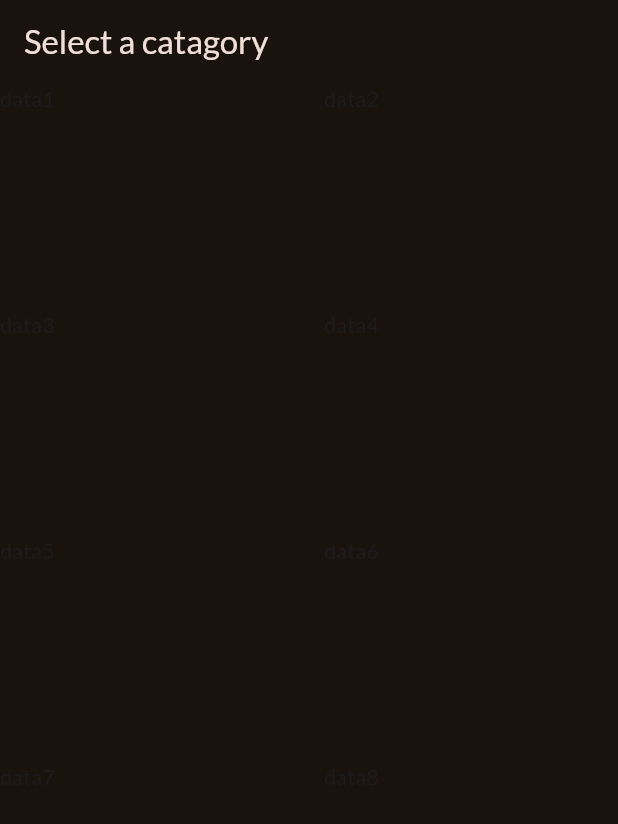
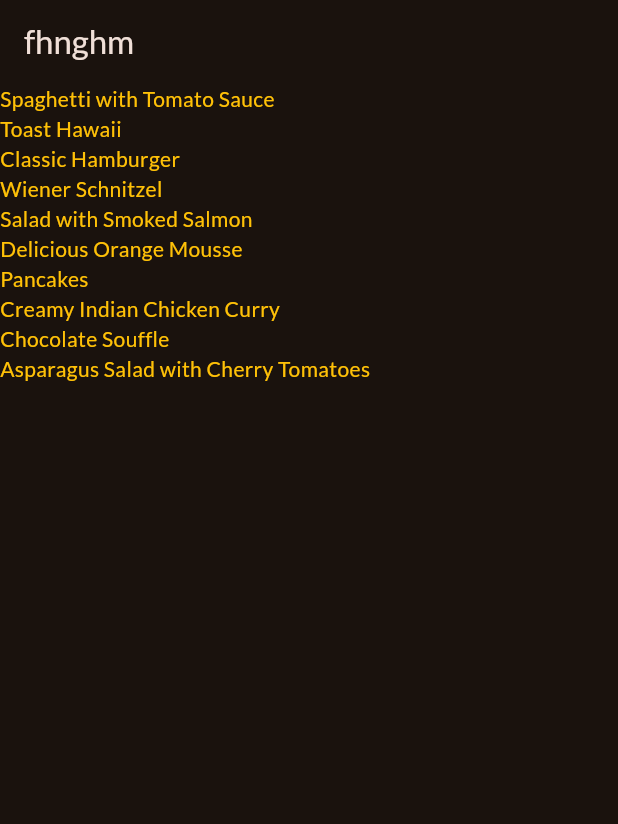
Before and after one commit to hadiseh39/meals-app, a Flutter app: the screen it shows after launch, on a phone screen of 412 x 824 dp. Shown: the top 824 px of the screen. Run offline on Flutter 3.47's test engine with Material 3 defaults, Android fonts, the phone set to English and light mode, and no system bars; our stand-ins replace google_fonts.

Commit message:
Initial commit

```diff
--- /dev/null
+++ b/lib/data/dummy_data.dart
@@ -0,0 +1,409 @@
+import 'package:flutter/material.dart';
+
+import 'package:meals/models/category.dart';
+import 'package:meals/models/meal.dart';
+
+// Constants in Dart should be written in lowerCamelcase.
+const availableCategories = [
+  Category(
+    id: 'c1',
+    title: 'Italian',
+    color: Colors.purple,
+  ),
+  Category(
+    id: 'c2',
+    title: 'Quick & Easy',
+    color: Colors.red,
+  ),
+  Category(
+    id: 'c3',
+    title: 'Hamburgers',
+    color: Colors.orange,
+  ),
+  Category(
+    id: 'c4',
+    title: 'German',
+    color: Colors.green,
+  ),
+  Category(
+    id: 'c5',
+    title: 'Light & Lovely',
+    color: Colors.blue,
+  ),
+  Category(
+    id: 'c6',
+    title: 'Exotic',
+    color: Colors.amber,
+  ),
+  Category(
+    id: 'c7',
+    title: 'Breakfast',
+    color: Colors.pink,
+  ),
+  Category(
+    id: 'c8',
+    title: 'Asian',
+    color: Colors.lightGreen,
+  ),
+  Category(
+    id: 'c9',
+    title: 'French',
+    color: Colors.teal,
+  ),
+  Category(
+    id: 'c10',
+    title: 'Summer',
+    color: Colors.lightBlue,
+  ),
+];
+
+const dummyMeals = [
+  Meal(
+    id: 'm1',
+    categories: [
+      'c1',
+      'c2',
+    ],
+    title: 'Spaghetti with Tomato Sauce',
+    affordability: Affordability.affordable,
+    complexity: Complexity.simple,
+    imageUrl:
+        'https://upload.wikimedia.org/wikipedia/commons/thumb/2/20/Spaghetti_Bolognese_mit_Parmesan_oder_Grana_Padano.jpg/800px-Spaghetti_Bolognese_mit_Parmesan_oder_Grana_Padano.jpg',
+    duration: 20,
+    ingredients: [
+      '4 Tomatoes',
+      '1 Tablespoon of Olive Oil',
+      '1 Onion',
+      '250g Spaghetti',
+      'Spices',
+      'Cheese (optional)'
+    ],
+    steps: [
+      'Cut the tomatoes and the onion into small pieces.',
+      'Boil some water - add salt to it once it boils.',
+      'Put the spaghetti into the boiling water - they should be done in about 10 to 12 minutes.',
+      'In the meantime, heaten up some olive oil and add the cut onion.',
+      'After 2 minutes, add the tomato pieces, salt, pepper and your other spices.',
+      'The sauce will be done once the spaghetti are.',
+      'Feel free to add some cheese on top of the finished dish.'
+    ],
+    isGlutenFree: false,
+    isVegan: true,
+    isVegetarian: true,
+    isLactoseFree: true,
+  ),
+  Meal(
+    id: 'm2',
+    categories: [
+      'c2',
+    ],
+    title: 'Toast Hawaii',
+    affordability: Affordability.affordable,
+    complexity: Complexity.simple,
+    imageUrl:
+        'https://cdn.pixabay.com/photo/2018/07/11/21/51/toast-3532016_1280.jpg',
+    duration: 10,
+    ingredients: [
+      '1 Slice White Bread',
+      '1 Slice Ham',
+      '1 Slice Pineapple',
+      '1-2 Slices of Cheese',
+      'Butter'
+    ],
+    steps: [
+      'Butter one side of the white bread',
+      'Layer ham, the pineapple and cheese on the white bread',
+      'Bake the toast for round about 10 minutes in the oven at 200°C'
+    ],
+    isGlutenFree: false,
+    isVegan: false,
+    isVegetarian: false,
+    isLactoseFree: false,
+  ),
+  Meal(
+    id: 'm3',
+    categories: [
+      'c2',
+      'c3',
+    ],
+    title: 'Classic Hamburger',
+    affordability: Affordability.pricey,
+    complexity: Complexity.simple,
+    imageUrl:
+        'https://cdn.pixabay.com/photo/2014/10/23/18/05/burger-500054_1280.jpg',
+    duration: 45,
+    ingredients: [
+      '300g Cattle Hack',
+      '1 Tomato',
+      '1 Cucumber',
+      '1 Onion',
+      'Ketchup',
+      '2 Burger Buns'
+    ],
+    steps: [
+      'Form 2 patties',
+      'Fry the patties for c. 4 minutes on each side',
+      'Quickly fry the buns for c. 1 minute on each side',
+      'Bruch buns with ketchup',
+      'Serve burger with tomato, cucumber and onion'
+    ],
+    isGlutenFree: false,
+    isVegan: false,
+    isVegetarian: false,
+    isLactoseFree: true,
+  ),
+  Meal(
+    id: 'm4',
+    categories: [
+      'c4',
+    ],
+    title: 'Wiener Schnitzel',
+    affordability: Affordability.luxurious,
+    complexity: Complexity.challenging,
+    imageUrl:
+        'https://cdn.pixabay.com/photo/2018/03/31/19/29/schnitzel-3279045_1280.jpg',
+    duration: 60,
+    ingredients: [
+      '8 Veal Cutlets',
+      '4 Eggs',
+      '200g Bread Crumbs',
+      '100g Flour',
+      '300ml Butter',
+      '100g Vegetable Oil',
+      'Salt',
+      'Lemon Slices'
+    ],
+    steps: [
+      'Tenderize the veal to about 2–4mm, and salt on both sides.',
+      'On a flat plate, stir the eggs briefly with a fork.',
+      'Lightly coat the cutlets in flour then dip into the egg, and finally, coat in breadcrumbs.',
+      'Heat the butter and oil in a large pan (allow the fat to get very hot) and fry the schnitzels until golden brown on both sides.',
+      'Make sure to toss the pan regularly so that the schnitzels are surrounded by oil and the crumbing becomes ‘fluffy’.',
+      'Remove, and drain on kitchen paper. Fry the parsley in the remaining oil and drain.',
+      'Place the schnitzels on awarmed plate and serve garnishedwith parsley and slices of lemon.'
+    ],
+    isGlutenFree: false,
+    isVegan: false,
+    isVegetarian: false,
+    isLactoseFree: false,
+  ),
+  Meal(
+    id: 'm5',
+    categories: [
+      'c2'
+          'c5',
+      'c10',
+    ],
+    title: 'Salad with Smoked Salmon',
+    affordability: Affordability.luxurious,
+    complexity: Complexity.simple,
+    imageUrl:
+        'https://cdn.pixabay.com/photo/2016/10/25/13/29/smoked-salmon-salad-1768890_1280.jpg',
+    duration: 15,
+    ingredients: [
+      'Arugula',
+      'Lamb\'s Lettuce',
+      'Parsley',
+      'Fennel',
+      '200g Smoked Salmon',
+      'Mustard',
+      'Balsamic Vinegar',
+      'Olive Oil',
+      'Salt and Pepper'
+    ],
+    steps: [
+      'Wash and cut salad and herbs',
+      'Dice the salmon',
+      'Process mustard, vinegar and olive oil into a dessing',
+      'Prepare the salad',
+      'Add salmon cubes and dressing'
+    ],
+    isGlutenFree: true,
+    isVegan: false,
+    isVegetarian: true,
+    isLactoseFree: true,
+  ),
+  Meal(
+    id: 'm6',
+    categories: [
+      'c6',
+      'c10',
+    ],
+    title: 'Delicious Orange Mousse',
+    affordability: Affordability.affordable,
+    complexity: Complexity.hard,
+    imageUrl:
+        'https://cdn.pixabay.com/photo/2017/05/01/05/18/pastry-2274750_1280.jpg',
+    duration: 240,
+    ingredients: [
+      '4 Sheets of Gelatine',
+      '150ml Orange Juice',
+      '80g Sugar',
+      '300g Yoghurt',
+      '200g Cream',
+      'Orange Peel',
+    ],
+    steps: [
+      'Dissolve gelatine in pot',
+      'Add orange juice and sugar',
+      'Take pot off the stove',
+      'Add 2 tablespoons of yoghurt',
+      'Stir gelatin under remaining yoghurt',
+      'Cool everything down in the refrigerator',
+      'Whip the cream and lift it under die orange mass',
+      'Cool down again for at least 4 hours',
+      'Serve with orange peel',
+    ],
+    isGlutenFree: true,
+    isVegan: false,
+    isVegetarian: true,
+    isLactoseFree: false,
+  ),
+  Meal(
+    id: 'm7',
+    categories: [
+      'c7',
+    ],
+    title: 'Pancakes',
+    affordability: Affordability.affordable,
+    complexity: Complexity.simple,
+    imageUrl:
+        'https://cdn.pixabay.com/photo/2018/07/10/21/23/pancake-3529653_1280.jpg',
+    duration: 20,
+    ingredients: [
+      '1 1/2 Cups all-purpose Flour',
+      '3 1/2 Teaspoons Baking Powder',
+      '1 Teaspoon Salt',
+      '1 Tablespoon White Sugar',
+      '1 1/4 cups Milk',
+      '1 Egg',
+      '3 Tablespoons Butter, melted',
+    ],
+    steps: [
+      'In a large bowl, sift together the flour, baking powder, salt and sugar.',
+      'Make a well in the center and pour in the milk, egg and melted butter; mix until smooth.',
+      'Heat a lightly oiled griddle or frying pan over medium high heat.',
+      'Pour or scoop the batter onto the griddle, using approximately 1/4 cup for each pancake. Brown on both sides and serve hot.'
+    ],
+    isGlutenFree: true,
+    isVegan: false,
+    isVegetarian: true,
+    isLactoseFree: false,
+  ),
+  Meal(
+    id: 'm8',
+    categories: [
+      'c8',
+    ],
+    title: 'Creamy Indian Chicken Curry',
+    affordability: Affordability.pricey,
+    complexity: Complexity.challenging,
+    imageUrl:
+        'https://cdn.pixabay.com/photo/2018/06/18/16/05/indian-food-3482749_1280.jpg',
+    duration: 35,
+    ingredients: [
+      '4 Chicken Breasts',
+      '1 Onion',
+      '2 Cloves of Garlic',
+      '1 Piece of Ginger',
+      '4 Tablespoons Almonds',
+      '1 Teaspoon Cayenne Pepper',
+      '500ml Coconut Milk',
+    ],
+    steps: [
+      'Slice and fry the chicken breast',
+      'Process onion, garlic and ginger into paste and sauté everything',
+      'Add spices and stir fry',
+      'Add chicken breast + 250ml of water and cook everything for 10 minutes',
+      'Add coconut milk',
+      'Serve with rice'
+    ],
+    isGlutenFree: true,
+    isVegan: false,
+    isVegetarian: false,
+    isLactoseFree: true,
+  ),
+  Meal(
+    id: 'm9',
+    categories: [
+      'c9',
+    ],
+    title: 'Chocolate Souffle',
+    affordability: Affordability.affordable,
+    complexity: Complexity.hard,
+    imageUrl:
+        'https://cdn.pixabay.com/photo/2014/08/07/21/07/souffle-412785_1280.jpg',
+    duration: 45,
+    ingredients: [
+      '1 Teaspoon melted Butter',
+      '2 Tablespoons white Sugar',
+      '2 Ounces 70% dark Chocolate, broken into pieces',
+      '1 Tablespoon Butter',
+      '1 Tablespoon all-purpose Flour',
+      '4 1/3 tablespoons cold Milk',
+      '1 Pinch Salt',
+      '1 Pinch Cayenne Pepper',
+      '1 Large Egg Yolk',
+      '2 Large Egg Whites',
+      '1 Pinch Cream of Tartar',
+      '1 Tablespoon white Sugar',
+    ],
+    steps: [
+      'Preheat oven to 190°C. Line a rimmed baking sheet with parchment paper.',
+      'Brush bottom and sides of 2 ramekins lightly with 1 teaspoon melted butter; cover bottom and sides right up to the rim.',
+      'Add 1 tablespoon white sugar to ramekins. Rotate ramekins until sugar coats all surfaces.',
+      'Place chocolate pieces in a metal mixing bowl.',
+      'Place bowl over a pan of about 3 cups hot water over low heat.',
+      'Melt 1 tablespoon butter in a skillet over medium heat. Sprinkle in flour. Whisk until flour is incorporated into butter and mixture thickens.',
+      'Whisk in cold milk until mixture becomes smooth and thickens. Transfer mixture to bowl with melted chocolate.',
+      'Add salt and cayenne pepper. Mix together thoroughly. Add egg yolk and mix to combine.',
+      'Leave bowl above the hot (not simmering) water to keep chocolate warm while you whip the egg whites.',
+      'Place 2 egg whites in a mixing bowl; add cream of tartar. Whisk until mixture begins to thicken and a drizzle from the whisk stays on the surface about 1 second before disappearing into the mix.',
+      'Add 1/3 of sugar and whisk in. Whisk in a bit more sugar about 15 seconds.',
+      'whisk in the rest of the sugar. Continue whisking until mixture is about as thick as shaving cream and holds soft peaks, 3 to 5 minutes.',
+      'Transfer a little less than half of egg whites to chocolate.',
+      'Mix until egg whites are thoroughly incorporated into the chocolate.',
+      'Add the rest of the egg whites; gently fold into the chocolate with a spatula, lifting from the bottom and folding over.',
+      'Stop mixing after the egg white disappears. Divide mixture between 2 prepared ramekins. Place ramekins on prepared baking sheet.',
+      'Bake in preheated oven until scuffles are puffed and have risen above the top of the rims, 12 to 15 minutes.',
+    ],
+    isGlutenFree: true,
+    isVegan: false,
+    isVegetarian: true,
+    isLactoseFree: false,
+  ),
+  Meal(
+    id: 'm10',
+    categories: [
+      'c2',
+      'c5',
+      'c10',
+    ],
+    title: 'Asparagus Salad with Cherry Tomatoes',
+    affordability: Affordability.luxurious,
+    complexity: Complexity.simple,
+    imageUrl:
+        'https://cdn.pixabay.com/photo/2018/04/09/18/26/asparagus-3304997_1280.jpg',
+    duration: 30,
+    ingredients: [
+      'White and Green Asparagus',
+      '30g Pine Nuts',
+      '300g Cherry Tomatoes',
+      'Salad',
+      'Salt, Pepper and Olive Oil'
+    ],
+    steps: [
+      'Wash, peel and cut the asparagus',
+      'Cook in salted water',
+      'Salt and pepper the asparagus',
+      'Roast the pine nuts',
+      'Halve the tomatoes',
+      'Mix with asparagus, salad and dressing',
+      'Serve with Baguette'
+    ],
+    isGlutenFree: true,
+    isVegan: true,
+    isVegetarian: true,
+    isLactoseFree: true,
+  ),
+];
--- a/lib/main.dart
+++ b/lib/main.dart
@@ -1,7 +1,9 @@
 import 'package:flutter/material.dart';
 
 import 'package:google_fonts/google_fonts.dart';
-import 'package:meals/categories.dart';
+import 'package:meals/data/dummy_data.dart';
+import 'package:meals/screens/categories.dart';
+import 'package:meals/screens/meals.dart';
 
 final theme = ThemeData(
   useMaterial3: true,
@@ -23,7 +25,7 @@ class App extends StatelessWidget {
   Widget build(BuildContext context) {
     return MaterialApp(
       theme: theme,
-      home: const CategoriesScreen()
+      home: MealsScreen(title: 'fhnghm', meals: dummyMeals,) //const CategoriesScreen()
     );
   }
 }
--- /dev/null
+++ b/lib/models/category.dart
@@ -0,0 +1,10 @@
+import 'package:flutter/material.dart';
+
+class Category {
+  const Category({required this.id, required this.title, this.color=Colors.orange});
+
+  final String id;
+  final String title;
+  final Color color;
+
+}
--- /dev/null
+++ b/lib/models/meal.dart
@@ -0,0 +1,43 @@
+enum Complexity {
+  simple,
+  challenging,
+  hard,
+}
+
+enum Affordability {
+  affordable,
+  pricey,
+  luxurious,
+}
+
+class Meal {
+  const Meal({
+    required this.id,
+    required this.categories,
+    required this.title,
+    required this.imageUrl,
+    required this.ingredients,
+    required this.steps,
+    required this.duration,
+    required this.complexity,
+    required this.affordability,
+    required this.isGlutenFree,
+    required this.isLactoseFree,
+    required this.isVegan,
+    required this.isVegetarian,
+  });
+
+  final String id;
+  final List<String> categories;
+  final String title;
+  final String imageUrl;
+  final List<String> ingredients;
+  final List<String> steps;
+  final int duration;
+  final Complexity complexity;
+  final Affordability affordability;
+  final bool isGlutenFree;
+  final bool isLactoseFree;
+  final bool isVegan;
+  final bool isVegetarian;
+}
--- a/lib/categories.dart
+++ b/lib/screens/categories.dart
@@ -1,4 +1,7 @@
 import 'package:flutter/material.dart';
+import 'package:meals/data/dummy_data.dart';
+import 'package:meals/models/category.dart';
+import 'package:meals/widgets/category_grid_item.dart';
 
 class CategoriesScreen extends StatelessWidget {
   const CategoriesScreen({super.key});
@@ -10,21 +13,17 @@ class CategoriesScreen extends StatelessWidget {
         title: const Text('Select a catagory'),
       ),
       body: GridView(
+        padding: const EdgeInsets.all(24),
         gridDelegate: const SliverGridDelegateWithFixedCrossAxisCount(
           crossAxisCount: 2,
           childAspectRatio: 3/2,
           crossAxisSpacing: 20,
           mainAxisSpacing: 20,
         ),
-        children: const [
-          Text('data1'),
-          Text('data2'),
-          Text('data3'),
-          Text('data4'),
-          Text('data5'),
-          Text('data6'),
-          Text('data7'),
-          Text('data8'),
+        children: [
+          // availableCategories.map((category => CategoryGridItem(category: category)).toList())
+          for(final category in availableCategories)
+            CategoryGridItem(category: category)
         ],
       ),
     );
--- /dev/null
+++ b/lib/screens/meals.dart
@@ -0,0 +1,48 @@
+import 'package:flutter/material.dart';
+import 'package:meals/main.dart';
+import 'package:meals/models/meal.dart';
+
+class MealsScreen extends StatelessWidget {
+  const MealsScreen({super.key, required this.title, required this.meals});
+
+  final String title;
+  final List<Meal> meals;
+
+  @override
+  Widget build(BuildContext context) {
+    Widget content =  ListView.builder(
+        itemCount: meals.length,
+        itemBuilder: (ctx, index) {
+          return Text(meals[index].title, style: TextStyle(color: Colors.amber),);
+        }
+      );
+
+    if(meals.isEmpty) {
+      content = Center(child: Column(
+        mainAxisSize: MainAxisSize.min,
+        children: [
+          Text(
+            'No meals found.',
+            style: Theme.of(context).textTheme.headlineLarge!.copyWith(
+              color: Theme.of(context).colorScheme.onSurface
+            ),
+          ),
+          const SizedBox(height: 16,),
+          Text(
+            'Try selecting a diferent category!',
+            style: Theme.of(context).textTheme.bodyLarge!.copyWith(
+              color: Theme.of(context).colorScheme.onSurface
+            ),
+          ),
+        ],
+      ));
+    }
+
+    return Scaffold(
+      appBar: AppBar(
+        title: Text(title),
+      ),
+      body: content,
+    );
+  }
+}
--- /dev/null
+++ b/lib/widgets/category_grid_item.dart
@@ -0,0 +1,40 @@
+import 'package:flutter/material.dart';
+import 'package:meals/main.dart';
+import 'package:meals/models/category.dart';
+
+class CategoryGridItem extends StatelessWidget {
+  const CategoryGridItem({super.key, required this.category});
+
+  final Category category;
+
+  @override
+  Widget build(BuildContext context) {
+    return InkWell(
+      onTap: () {
+
+      },
+      splashColor: category.color, //Theme.of(context).primaryColor,
+      borderRadius: BorderRadius.circular(16),
+      child: Container(
+        padding: const EdgeInsets.all(16),
+        decoration: BoxDecoration(
+          borderRadius: BorderRadius.circular(16),
+          gradient: LinearGradient(
+            colors: [
+              category.color.withOpacity(0.55),
+              category.color.withOpacity(0.9),
+            ],
+            begin: Alignment.topLeft,
+            end: Alignment.bottomRight,
+          )
+        ),
+        child: Text(
+          category.title,
+          style: Theme.of(context).textTheme.titleLarge!.copyWith(
+            color: Theme.of(context).colorScheme.onSurface,
+          ),
+        ),
+      ),
+    );
+  }
+}
```
